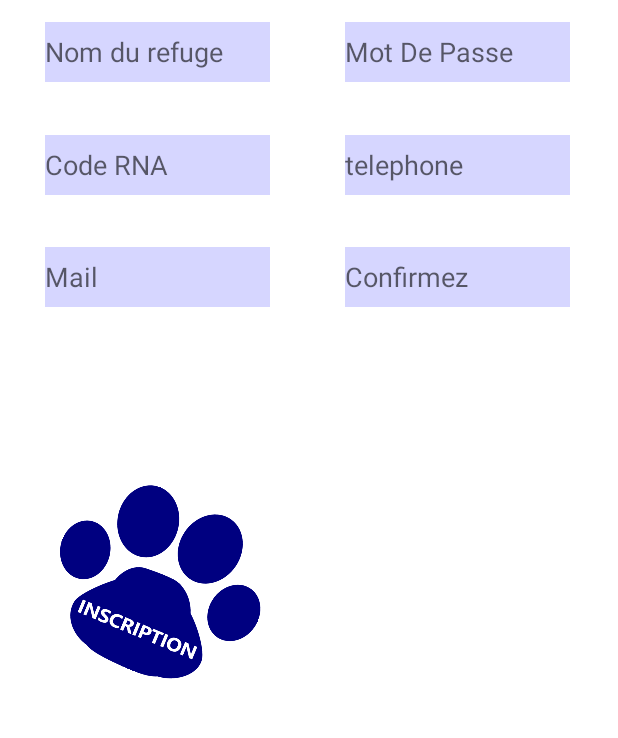
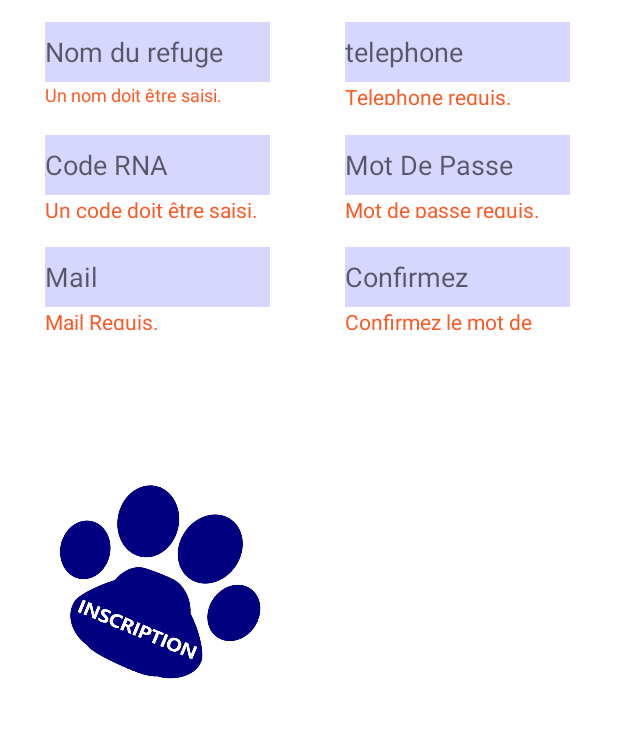
Before and after one commit to lajaaiti/ProjetRefuge, an Android app: the Inscription screen opened directly, with no data from a screen before it, after a tap on an icon or button, on a phone screen of 412 x 824 dp, the part 353-1091 px from its top. Run offline under Robolectric (Android 15) with nearby library versions, the phone set to English and light mode, and no system bars; our stand-ins replace Volley.

Commit message:
Gestion des méthodes des champs activity inscription

```diff
--- a/app/src/main/java/fr/sam/projetrefuge/Inscription.java
+++ b/app/src/main/java/fr/sam/projetrefuge/Inscription.java
@@ -7,6 +7,7 @@ import android.os.Bundle;
 import android.view.View;
 import android.widget.EditText;
 import android.widget.ImageView;
+import android.widget.TextView;
 import android.widget.Toast;
 
 import org.json.JSONException;
@@ -28,8 +29,6 @@ import com.android.volley.Response;
 import com.android.volley.VolleyError;
 import com.android.volley.toolbox.JsonObjectRequest;
 import com.android.volley.toolbox.Volley;
-import org.json.JSONException;
-import org.json.JSONObject;
 
 import models.Users;
 import utils.CheckFields;
@@ -39,8 +38,9 @@ public class Inscription extends AppCompatActivity {
 
     //déclaration des 'EditText' qui vont servir de passerelle pour le bindage.
 
-    private EditText refuge_inscription, rna_inscription, mail_inscription, password_inscription, confrimez_inscription;
+    private EditText refuge_inscription, rna_inscription, mail_inscription, password_inscription,telephone_inscription, confrimez_inscription;
     private ImageView btn_inscription;
+    private TextView error_refuge_inscription, error_nra_inscription, error_mail_inscription, error_password_inscription, error_telephone_inscription, error_confirm_inscription;
 
 
     @Override
@@ -57,8 +57,18 @@ public class Inscription extends AppCompatActivity {
         rna_inscription = (EditText) findViewById(R.id.rna_inscription);
         mail_inscription = (EditText) findViewById(R.id.mail_inscription);
         password_inscription = (EditText) findViewById(R.id.password_inscription);
+        telephone_inscription = (EditText) findViewById(R.id.telephone_inscription);
         confrimez_inscription = (EditText) findViewById(R.id.confirmez_inscription);
+
+
         btn_inscription = (ImageView) findViewById(R.id.btn_inscription);
+
+        error_refuge_inscription = (TextView) findViewById(R.id.error_refuge_inscription);
+        error_nra_inscription = (TextView) findViewById(R.id.error_rna_inscription);
+        error_mail_inscription = (TextView) findViewById(R.id.error_mail_inscription);
+        error_password_inscription = (TextView) findViewById(R.id.error_password_inscription);
+        error_telephone_inscription = (TextView) findViewById(R.id.error_telephone_inscription);
+        error_confirm_inscription = (TextView) findViewById(R.id.error_confirm_inscription);
 
         // placement d'un écpiteur d'événements sur l'imageView
 
@@ -69,10 +79,6 @@ public class Inscription extends AppCompatActivity {
 
                 Users subs = new Users();
 
-                // contrôle de la présence de saisi, et l'ajout de regex qui limite à a-A z-Z et trait d'union '-'
-                String state_nom = CheckFields.nom_refuge_inscription(subs);
-                // je set le label text avec le msg de retour de la méthode
-
                 // affectation des valeurs aux attributs de l'objet.
                 // l'attribut action est nécessaire lors de l'appel dans le backend. Il me permet de faire du routage.
                 subs.setAction("register");
@@ -81,9 +87,28 @@ public class Inscription extends AppCompatActivity {
                 subs.setId_refuge(refuge_inscription.getText().toString());
                 subs.setMail(mail_inscription.getText().toString());
                 subs.setPassword(password_inscription.getText().toString());
-                subs.setConfirmez(confrimez_inscription.getText().toString());
+                subs.setTelephone(telephone_inscription.getText().toString());
+                subs.setConfirm(confrimez_inscription.getText().toString());
 
-                volleyPost(subs);
+                // Appel aux différentes  méthode pour contrôler la validaités des champs saisis
+                String state_refuge = CheckFields.nom_refuge_inscription(subs);
+                error_refuge_inscription.setText(state_refuge);
+                String state_rna = CheckFields.rna_refuge_inscription(subs);
+                error_nra_inscription.setText(state_rna);
+                String state_mail = CheckFields.mail_refuge_inscription(subs);
+                error_mail_inscription.setText(state_mail);
+                String state_password = CheckFields.password_refuge_inscription(subs);
+                error_password_inscription.setText(state_password);
+                String state_telephone = CheckFields.telephone_refuge_inscription(subs);
+                error_telephone_inscription.setText(state_telephone);
+                String state_confirm = CheckFields.confirm_refuge_inscription(subs);
+                error_confirm_inscription.setText(state_confirm);
+
+
+
+                if(state_refuge.equals("") && state_rna.equals("") && state_mail.equals("") && state_password.equals("") && state_telephone.equals("") && state_confirm.equals("")){
+                    volleyPost(subs);
+                }
             }
 
 
@@ -93,7 +118,7 @@ public class Inscription extends AppCompatActivity {
 
                 // postUrl qui reçois l'adresse du serveur et le nom du script à appeler.
                 //String postUrl = "https://192.168.43.244/testing/write.php";// connexion a xampp en local
-                String postUrl = "https://192.168.43.22/API/access.php";// connexion a xampp en local
+                String postUrl = "https://192.168.43.244/testing/refugeandro.php";// connexion a xampp en local
                 RequestQueue requestQueue = Volley.newRequestQueue(Inscription.this);
                 // créer les paires clé valeur à stocker dans l'objet json.
                 // attention, j'ai créé une paire "action : "register" qui servira au script PHP pour router la demande, par exemple register->insert,
@@ -104,6 +129,7 @@ public class Inscription extends AppCompatActivity {
                     postData.put("id_refuge", subs.getId_refuge());
                     postData.put("nra_code", subs.getNra_code());
                     postData.put("mail", subs.getMail());
+                    postData.put("telephone", subs.getTelephone());
                     postData.put("password", subs.getPassword());
 
 
--- a/app/src/main/java/models/Users.java
+++ b/app/src/main/java/models/Users.java
@@ -7,8 +7,9 @@ public class Users {
     private String id_refuge;
     private String nra_code;
     private String mail;
+    private String telephone;
     private String password;
-    private String confirmez;
+    private String confirm;
 
     public Users(){}
 
@@ -60,12 +61,20 @@ public class Users {
         this.password = password;
     }
 
-    public String getConfirmez() {
-        return confirmez;
+    public String getTelephone() {
+        return telephone;
     }
 
-    public void setConfirmez(String confirmez) {
-        this.confirmez = confirmez;
+    public void setTelephone(String telephone) {
+        this.telephone = telephone;
+    }
+
+    public String getConfirm() {
+        return confirm;
+    }
+
+    public void setConfirm(String confirm) {
+        this.confirm = confirm;
     }
 
     @Override
@@ -74,9 +83,11 @@ public class Users {
                 "id=" + id +
                 ", action='" + action + '\'' +
                 ", id_refuge='" + id_refuge + '\'' +
-                ", nra_code=" + nra_code +
+                ", nra_code='" + nra_code + '\'' +
                 ", mail='" + mail + '\'' +
+                ", telephone=" + telephone +
                 ", password='" + password + '\'' +
+                ", confirmez='" + confirm + '\'' +
                 '}';
     }
 }
--- a/app/src/main/java/utils/CheckFields.java
+++ b/app/src/main/java/utils/CheckFields.java
@@ -1,4 +1,6 @@
 package utils;
+
+import android.util.Patterns;
 
 import java.util.regex.Pattern;
 
@@ -19,6 +21,62 @@ public class CheckFields {
         return msg_nom;
     }
 
+    public static String mail_refuge_inscription(Users subs){
+        String msg_mail = "";
+        String mail = subs.getMail();
+        if(mail.isEmpty()){
+            msg_mail = "Mail Requis.";
+        }else if(!Patterns.EMAIL_ADDRESS.matcher(mail).matches()){
+            msg_mail = "Format mail incorrect.";
+        }
+        return msg_mail;
+    }
 
+    public static String rna_refuge_inscription(Users subs){
+        String msg_nom = "";
+        String nom = subs.getNra_code();
+        String ortho = "[W][0-9]{9}";
+        if(nom.isEmpty()){
+            msg_nom = "Un code doit être saisi.";
+        }else if(!Pattern.matches(ortho, nom)){
+            msg_nom = "Format incorrect";
+        }
+        return msg_nom;
+    }
+
+    public static String password_refuge_inscription(Users subs){
+        String msg_password ="";
+        String password = subs.getPassword();
+        String regPassword = "^(?=.*[0-9])(?=.*[a-z])(?=.*[A-Z])(?=\\S+$).{8,}$";
+        if(password.isEmpty()){
+            msg_password = "Mot de passe requis.";
+        }else if (!Pattern.matches(regPassword, password)){
+            msg_password = "Format incorrect.";
+        }
+        return msg_password;
+    }
+
+    public static String telephone_refuge_inscription(Users subs){
+        String msg_password ="";
+        String password = subs.getTelephone();
+        String regPassword = "[0-9]{10}";
+        if(password.isEmpty()){
+            msg_password = "Telephone requis.";
+        }else if (!Pattern.matches(regPassword, password)){
+            msg_password = "telephone incorrect.";
+        }
+        return msg_password;
+    }
+
+    public static String confirm_refuge_inscription(Users subs){
+        String msg_confirm ="";
+        String password = subs.getPassword();
+        if(password.isEmpty()){
+            msg_confirm = "Confirmez le mot de passe.";
+        }else if(!subs.getPassword().equals(subs.getConfirm())){
+            msg_confirm = ("Ne correspond pas.");
+        }
+        return msg_confirm;
+    }
 
 }
--- a/app/src/main/res/layout/activity_inscription.xml
+++ b/app/src/main/res/layout/activity_inscription.xml
@@ -40,12 +40,14 @@
                 android:hint="Nom du refuge"
                 android:shadowRadius="@integer/material_motion_duration_medium_1" />
 
-           <TextView
-               android:id="@+id/textview1"
-               android:layout_width="150dp"
-               android:layout_height="35dp"
-               android:layout_marginTop="45dp"
-               android:layout_marginLeft="20dp"/>
+            <TextView
+                android:id="@+id/error_refuge_inscription"
+                android:layout_width="150dp"
+                android:layout_height="15sp"
+                android:layout_marginLeft="20dp"
+                android:layout_marginTop="40dp"
+                android:textColor="#FF5722"
+                android:textSize="12sp" />
 
             <EditText
                 android:id="@+id/rna_inscription"
@@ -55,12 +57,14 @@
                 android:layout_marginTop="75dp"
                 android:background="@color/gray"
                 android:hint="Code RNA" />
+
             <TextView
-                android:id="@+id/textview2"
+                android:id="@+id/error_rna_inscription"
                 android:layout_width="150dp"
-                android:layout_height="35dp"
-                android:layout_marginTop="110dp"
-                android:layout_marginLeft="20dp"/>
+                android:layout_height="15dp"
+                android:layout_marginLeft="20dp"
+                android:layout_marginTop="115dp"
+                android:textColor="#FF5722" />
 
             <EditText
                 android:id="@+id/mail_inscription"
@@ -70,12 +74,14 @@
                 android:layout_marginTop="150dp"
                 android:background="@color/gray"
                 android:hint="Mail" />
+
             <TextView
-                android:id="@+id/textview3"
+                android:id="@+id/error_mail_inscription"
                 android:layout_width="150dp"
-                android:layout_height="35dp"
+                android:layout_height="15dp"
+                android:layout_marginLeft="20dp"
                 android:layout_marginTop="190dp"
-                android:layout_marginLeft="20dp"/>
+                android:textColor="#FF5722" />
 
 
             <EditText
@@ -83,14 +89,18 @@
                 android:layout_width="150dp"
                 android:layout_height="40dp"
                 android:layout_marginLeft="220dp"
+                android:layout_marginTop="75dp"
                 android:background="@color/gray"
-                android:hint="Mot De Passe" />
+                android:hint="Mot De Passe"
+                android:inputType="textPassword" />
+
             <TextView
-                android:id="@+id/textview4"
+                android:id="@+id/error_password_inscription"
                 android:layout_width="150dp"
-                android:layout_height="35dp"
-                android:layout_marginTop="40dp"
-                android:layout_marginLeft="220dp"/>
+                android:layout_height="15dp"
+                android:layout_marginLeft="220dp"
+                android:layout_marginTop="115dp"
+                android:textColor="#FF5722" />
 
 
             <EditText
@@ -98,15 +108,16 @@
                 android:layout_width="150dp"
                 android:layout_height="40dp"
                 android:layout_marginLeft="220dp"
-                android:layout_marginTop="75dp"
                 android:background="@color/gray"
                 android:hint="telephone" />
+
             <TextView
-                android:id="@+id/textview5"
+                android:id="@+id/error_telephone_inscription"
                 android:layout_width="150dp"
-                android:layout_height="35dp"
-                android:layout_marginTop="115dp"
-                android:layout_marginLeft="220dp"/>
+                android:layout_height="15dp"
+                android:layout_marginLeft="220dp"
+                android:layout_marginTop="40dp"
+                android:textColor="#FF5722" />
 
             <EditText
                 android:id="@+id/confirmez_inscription"
@@ -115,13 +126,16 @@
                 android:layout_marginLeft="220dp"
                 android:layout_marginTop="150dp"
                 android:background="@color/gray"
-                android:hint="Confirmez" />
+                android:hint="Confirmez"
+                android:inputType="textPassword" />
+
             <TextView
-                android:id="@+id/textview6"
+                android:id="@+id/error_confirm_inscription"
                 android:layout_width="150dp"
-                android:layout_height="35dp"
+                android:layout_height="15dp"
+                android:layout_marginLeft="220dp"
                 android:layout_marginTop="190dp"
-                android:layout_marginLeft="220dp"/>
+                android:textColor="#FF5722" />
 
 
         </RelativeLayout>
@@ -147,4 +161,5 @@
     </LinearLayout>
 
 
+
 </RelativeLayout>
```
